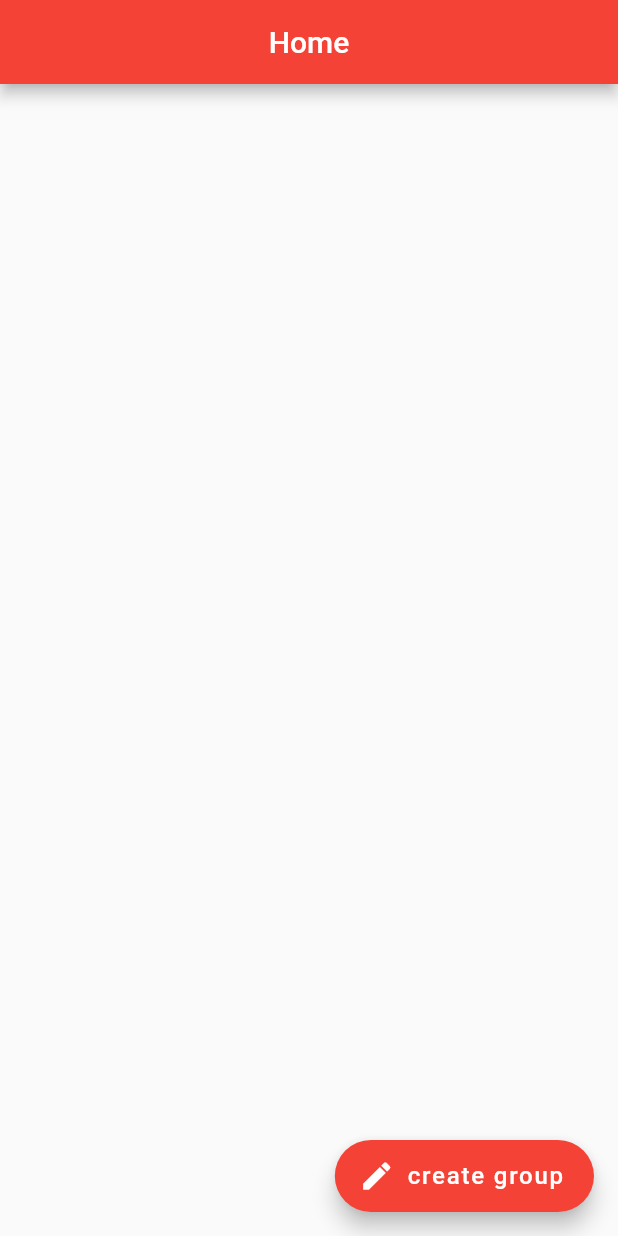
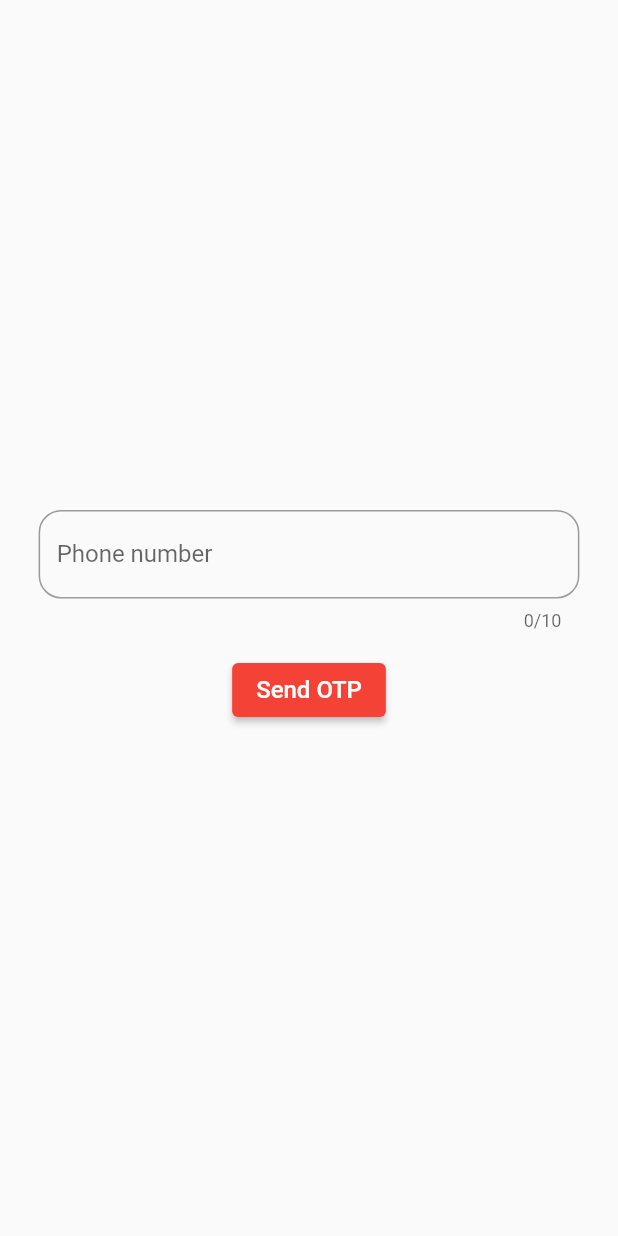
Before and after one commit to Athulprakash02/splitwise-app, a Flutter app: the screen it shows after launch, on a phone screen of 412 x 824 dp. Run offline on Flutter 3.47's test engine with Material 2 defaults, Android fonts, the phone set to English and light mode, and no system bars; our stand-ins replace cloud_firestore, firebase_core, firebase_storage, image_picker; accounts and stored records are empty.

Commit message:
login and otp ui done

```diff
--- a/lib/main.dart
+++ b/lib/main.dart
@@ -1,6 +1,7 @@
 import 'package:firebase_core/firebase_core.dart';
 import 'package:flutter/material.dart';
 import 'package:splitwise_app/core/theme.dart';
+import 'package:splitwise_app/screens/login_screen.dart';
 import 'package:splitwise_app/screens/widgets/homescreen/home_screen.dart';
 
 void main() async {
@@ -18,7 +19,7 @@ class MyApp extends StatelessWidget {
           debugShowCheckedModeBanner: false,
           title: 'Splitwise',
           theme: theme,
-          home: const HomeScreen(),
+          home:  LoginScreen(),
         );
     // return MultiProvider(providers: [
     //   ChangeNotifierProvider(
--- /dev/null
+++ b/lib/screens/login_screen.dart
@@ -0,0 +1,33 @@
+import 'package:flutter/material.dart';
+import 'package:splitwise_app/screens/otp_screen.dart';
+
+import 'widgets/login_textfeild.dart';
+
+class LoginScreen extends StatelessWidget {
+   LoginScreen({super.key});
+  final TextEditingController _phoneNumberController = TextEditingController();
+
+
+  @override
+  Widget build(BuildContext context) {
+    Size size = MediaQuery.sizeOf(context);
+    return Scaffold(
+      body: SafeArea(child: Padding(
+        padding:  EdgeInsets.all(size.width/16),
+        child: Column(
+          mainAxisAlignment: MainAxisAlignment.center,
+          children: [
+            loginTextFeild(_phoneNumberController, 'Phone number', TextInputType.phone,10),
+            SizedBox(height: 15,),
+            ElevatedButton(onPressed: () {
+              Navigator.of(context).push(MaterialPageRoute(builder: (context) => OTPScreen(),));
+            }, child: Text('Send OTP',style: TextStyle(fontSize: 16),))
+
+          ],
+        ),
+      )),
+    );
+  }
+
+
+}
--- /dev/null
+++ b/lib/screens/widgets/login_textfeild.dart
@@ -0,0 +1,18 @@
+ import 'package:flutter/material.dart';
+
+TextFormField loginTextFeild(TextEditingController controller,String label,TextInputType keyboardType,int length){
+    return TextFormField(
+          controller: controller,
+          keyboardType: keyboardType,
+          maxLength: length,
+          decoration: InputDecoration(
+
+            border: OutlineInputBorder(
+              borderRadius: BorderRadius.circular(15)
+            ),
+            label: Text(label),
+
+
+          ),
+        );
+  }
--- a/pubspec.yaml
+++ b/pubspec.yaml
@@ -41,6 +41,7 @@ dependencies:
   firebase_storage: ^11.2.5
 
   image_picker: ^1.0.2
+  firebase_auth: ^4.7.2
 
 dev_dependencies:
   flutter_test:
```
Also changed, not shown: lib/screens/otp_screen.dart (added, +28 -0 lines), pubspec.lock, 1 other file.
